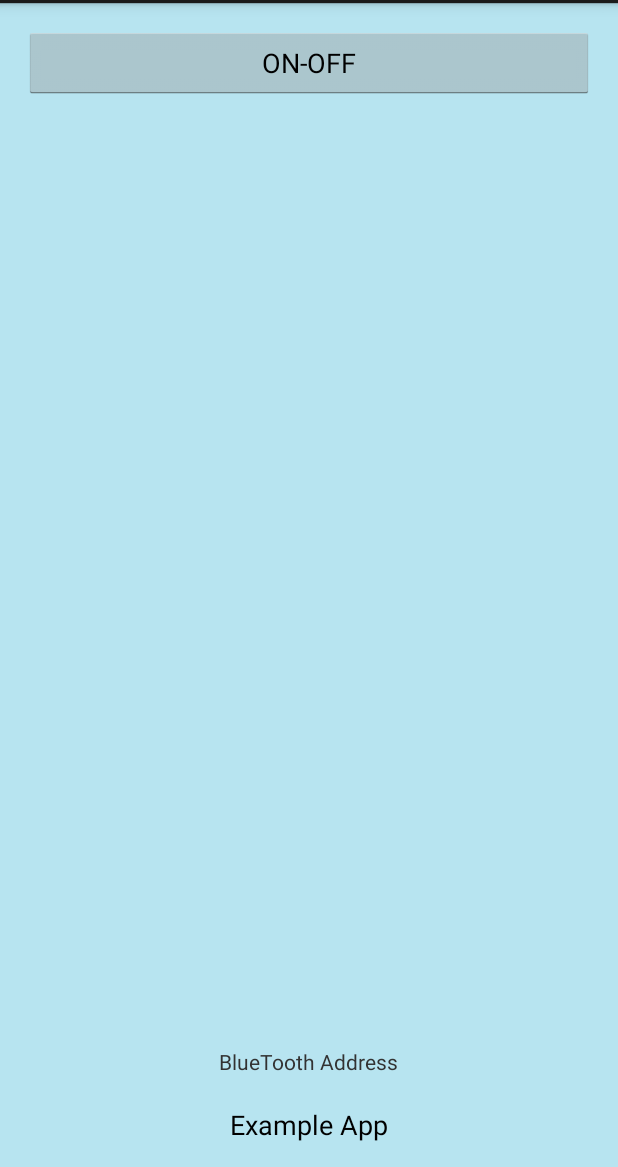
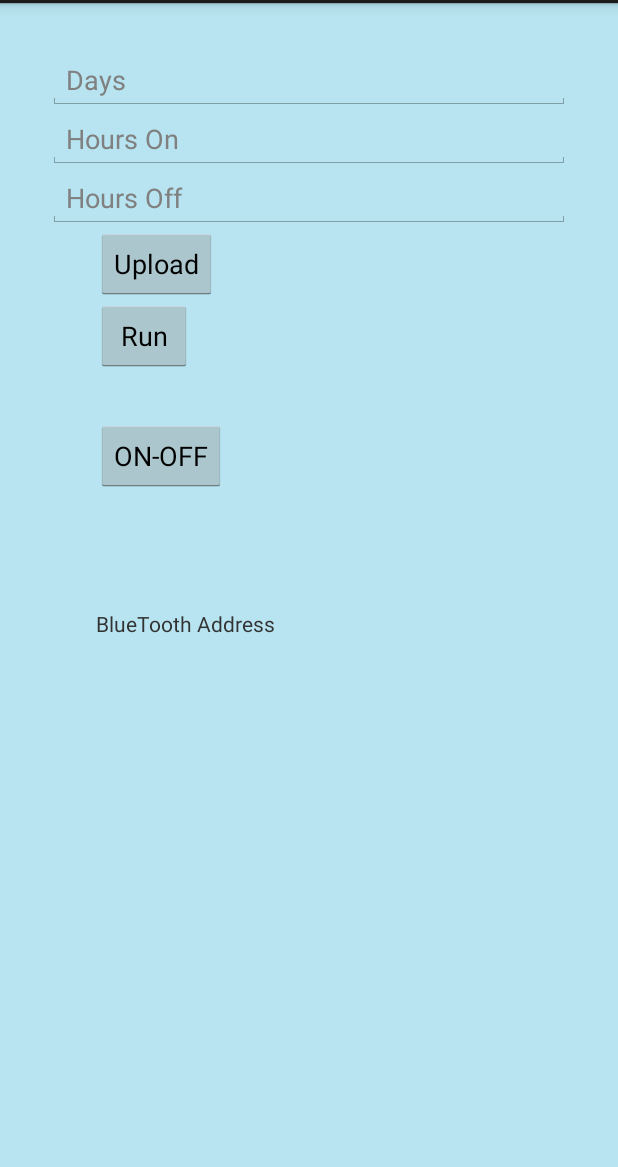
Before and after one commit to rr016/Smart-Grower, an Android app: the layout activity_main.xml on its own in the app's theme, with its tools: preview values and no code run, on a phone screen of 412 x 824 dp, the part 69-1236 px from its top. Run offline under Robolectric (Android 15) with nearby library versions, the phone set to English and light mode, and no system bars.

Commit message:
Made changes

```diff
--- a/app/src/main/res/layout/activity_main.xml
+++ b/app/src/main/res/layout/activity_main.xml
@@ -1,4 +1,5 @@
-<RelativeLayout xmlns:android="http://schemas.android.com/apk/res/android"
+<android.support.constraint.ConstraintLayout xmlns:android="http://schemas.android.com/apk/res/android"
+    xmlns:app="http://schemas.android.com/apk/res-auto"
     xmlns:tools="http://schemas.android.com/tools"
     android:layout_width="match_parent"
     android:layout_height="match_parent"
@@ -9,30 +10,87 @@
     android:paddingTop="@dimen/activity_vertical_margin"
     tools:context="com.example.android.smartgrower.MainActivity" >
 
+    <LinearLayout
+        android:layout_width="match_parent"
+        android:layout_height="match_parent"
+        android:layout_marginStart="16dp"
+        android:layout_marginTop="16dp"
+        android:layout_marginEnd="16dp"
+        android:layout_marginBottom="16dp"
+        android:orientation="vertical"
+        app:layout_constraintBottom_toBottomOf="parent"
+        app:layout_constraintEnd_toEndOf="parent"
+        app:layout_constraintStart_toStartOf="parent"
+        app:layout_constraintTop_toTopOf="parent">
+
+        <EditText
+            android:id="@+id/days_text"
+            android:layout_width="match_parent"
+            android:layout_height="wrap_content"
+            android:ems="10"
+            android:inputType="textPersonName"
+            android:hint="Days" />
+
+        <EditText
+            android:id="@+id/on_text"
+            android:layout_width="match_parent"
+            android:layout_height="wrap_content"
+            android:ems="10"
+            android:inputType="textPersonName"
+            android:hint="Hours On" />
+
+        <EditText
+            android:id="@+id/off_text"
+            android:layout_width="match_parent"
+            android:layout_height="wrap_content"
+            android:ems="10"
+            android:inputType="textPersonName"
+            android:hint="Hours Off" />
+
         <Button
-        android:id="@+id/button1"
+            android:id="@+id/upload_button"
+            android:layout_width="wrap_content"
+            android:layout_height="wrap_content"
+            android:layout_marginStart="32dp"
+            android:layout_marginEnd="32dp"
+            android:text="Upload"
+            app:layout_constraintEnd_toEndOf="parent"
+            app:layout_constraintStart_toStartOf="parent"
+            tools:layout_editor_absoluteY="85dp" />
+
+        <Button
+            android:id="@+id/run_button"
+            android:layout_width="wrap_content"
+            android:layout_height="wrap_content"
+            android:layout_marginStart="32dp"
+            android:layout_marginEnd="32dp"
+            android:text="Run"
+            app:layout_constraintEnd_toEndOf="parent"
+            app:layout_constraintStart_toStartOf="parent"
+            tools:layout_editor_absoluteY="213dp" />
+
+        <Button
+            android:id="@+id/on_off_button"
             android:layout_width="wrap_content"
             android:layout_height="wrap_content"
             android:layout_alignParentLeft="true"
             android:layout_alignParentRight="true"
+            android:layout_marginStart="32dp"
+            android:layout_marginTop="32dp"
+            android:layout_marginEnd="32dp"
+            android:layout_marginBottom="32dp"
             android:text="ON-OFF" />
 
         <TextView
-        android:id="@+id/textView2"
+            android:id="@+id/address_text"
             android:layout_width="wrap_content"
             android:layout_height="wrap_content"
-        android:layout_alignParentBottom="true"
             android:layout_centerHorizontal="true"
-        android:text="Example App"
-        android:textAppearance="?android:attr/textAppearanceMedium" />
+            android:layout_marginStart="32dp"
+            android:layout_marginTop="46dp"
+            android:layout_marginEnd="32dp"
+            android:layout_marginBottom="43dp"
+            android:text="BlueTooth Address" />
+    </LinearLayout>
 
-    <TextView
-        android:id="@+id/textView1"
-        android:layout_width="wrap_content"
-        android:layout_height="wrap_content"
-        android:layout_above="@+id/textView2"
-        android:layout_centerHorizontal="true"
-        android:layout_marginBottom="20dp"
-        android:text="BlueTooth Address" />
-
-</RelativeLayout>
+</android.support.constraint.ConstraintLayout>
```
Also changed, not shown: app/src/main/java/com/example/android/smartgrower/MainActivity.java (+65 -13 lines). Lines whose indentation alone changed are shown as unchanged.
